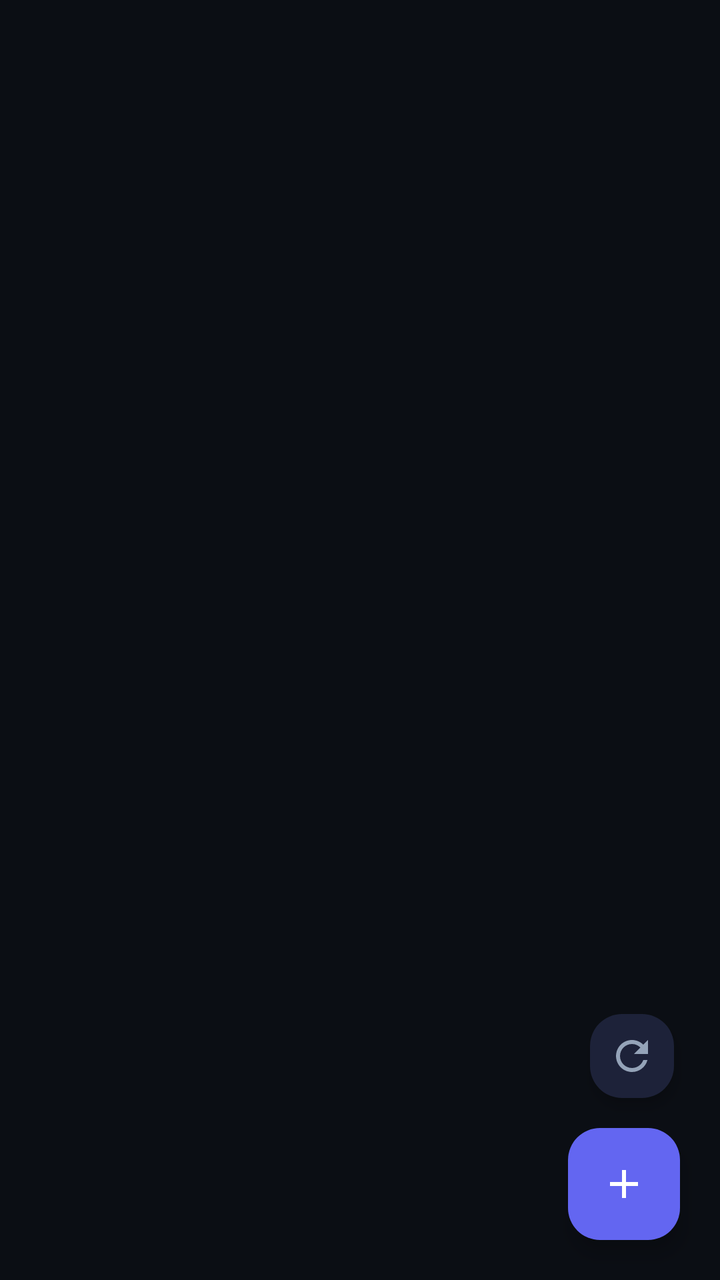
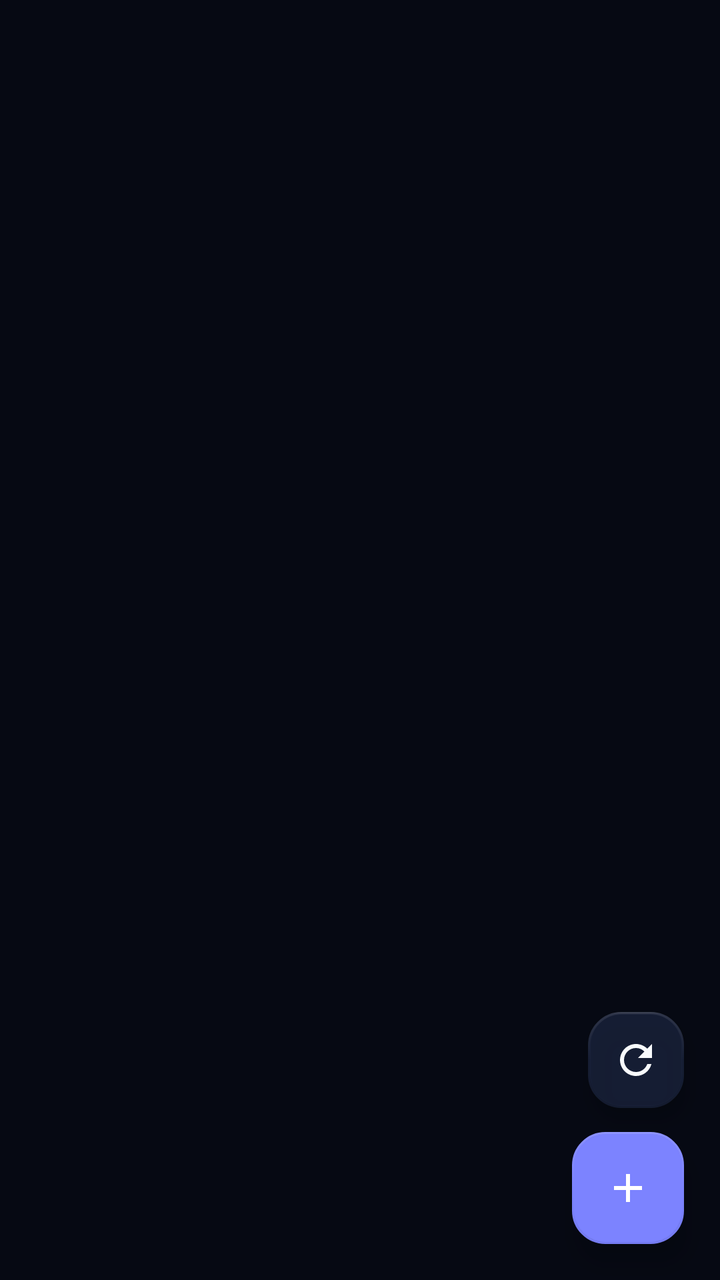

Compare the two renders of this Android layout. The source of the first and the diff that turns it into the second are given below.
<!-- AndroidManifest.xml: application theme Theme.PersonaNet -->
<!-- res/layout/fragment_feed.xml -->
<?xml version="1.0" encoding="utf-8"?>
<androidx.constraintlayout.widget.ConstraintLayout xmlns:android="http://schemas.android.com/apk/res/android"
    xmlns:app="http://schemas.android.com/apk/res-auto"
    android:layout_width="match_parent"
    android:layout_height="match_parent"
    android:background="@color/bg_midnight">

    
    <LinearLayout
        android:id="@+id/layout_debug_mode_banner"
        android:layout_width="0dp"
        android:layout_height="wrap_content"
        android:background="@color/amber_warning"
        android:clickable="true"
        android:focusable="true"
        android:gravity="center"
        android:orientation="horizontal"
        android:paddingHorizontal="12dp"
        android:paddingVertical="6dp"
        android:visibility="gone"
        app:layout_constraintEnd_toEndOf="parent"
        app:layout_constraintStart_toStartOf="parent"
        app:layout_constraintTop_toTopOf="parent">

        <ImageView
            android:layout_width="16dp"
            android:layout_height="16dp"
            android:contentDescription="Debug Banner"
            android:src="@drawable/ic_bug"
            app:tint="@color/bg_midnight" />

        <TextView
            android:layout_width="wrap_content"
            android:layout_height="wrap_content"
            android:layout_marginStart="8dp"
            android:text="@string/debug_mode_active_banner"
            android:textColor="@color/bg_midnight"
            android:textSize="12sp"
            android:textStyle="bold" />
    </LinearLayout>

    <androidx.recyclerview.widget.RecyclerView
        android:id="@+id/recycler_feed"
        android:layout_width="0dp"
        android:layout_height="0dp"
        android:clipToPadding="false"
        android:paddingBottom="88dp"
        android:paddingTop="8dp"
        app:layout_constraintBottom_toBottomOf="parent"
        app:layout_constraintEnd_toEndOf="parent"
        app:layout_constraintStart_toStartOf="parent"
        app:layout_constraintTop_toBottomOf="@id/layout_debug_mode_banner" />

    
    <LinearLayout
        android:id="@+id/layout_empty_feed"
        android:layout_width="0dp"
        android:layout_height="wrap_content"
        android:gravity="center"
        android:orientation="vertical"
        android:padding="32dp"
        android:visibility="gone"
        app:layout_constraintBottom_toBottomOf="parent"
        app:layout_constraintEnd_toEndOf="parent"
        app:layout_constraintStart_toStartOf="parent"
        app:layout_constraintTop_toTopOf="parent">

        <ImageView
            android:layout_width="80dp"
            android:layout_height="80dp"
            android:contentDescription="@string/empty_feed_title"
            android:src="@drawable/ic_feed"
            app:tint="@color/indigo_primary" />

        <TextView
            android:layout_width="wrap_content"
            android:layout_height="wrap_content"
            android:layout_marginTop="16dp"
            android:text="@string/empty_feed_title"
            android:textColor="@color/text_primary"
            android:textSize="20sp"
            android:textStyle="bold" />

        <TextView
            android:layout_width="wrap_content"
            android:layout_height="wrap_content"
            android:layout_marginTop="8dp"
            android:gravity="center"
            android:text="@string/empty_feed_subtitle"
            android:textColor="@color/text_secondary"
            android:textSize="14sp" />

        <com.google.android.material.button.MaterialButton
            android:id="@+id/btn_empty_create_persona"
            android:layout_width="wrap_content"
            android:layout_height="wrap_content"
            android:layout_marginTop="20dp"
            android:backgroundTint="@color/indigo_primary"
            android:text="@string/create_persona"
            android:textColor="@color/white"
            app:cornerRadius="12dp" />
    </LinearLayout>

    
    <com.google.android.material.floatingactionbutton.FloatingActionButton
        android:id="@+id/fab_go_to_top"
        android:layout_width="wrap_content"
        android:layout_height="wrap_content"
        android:layout_marginEnd="20dp"
        android:layout_marginBottom="16dp"
        android:backgroundTint="@color/surface_card"
        android:contentDescription="Go to Top"
        android:src="@drawable/ic_arrow_up"
        android:visibility="gone"
        app:elevation="4dp"
        app:fabCustomSize="42dp"
        app:layout_constraintBottom_toTopOf="@id/fab_create_post"
        app:layout_constraintEnd_toEndOf="parent"
        app:tint="@color/indigo_primary" />

    
    <com.google.android.material.floatingactionbutton.FloatingActionButton
        android:id="@+id/fab_refresh_feed"
        android:layout_width="wrap_content"
        android:layout_height="wrap_content"
        android:layout_marginEnd="20dp"
        android:layout_marginBottom="12dp"
        android:backgroundTint="@color/surface_card"
        android:contentDescription="Refresh Feed"
        android:src="@drawable/ic_refresh"
        app:elevation="4dp"
        app:fabCustomSize="42dp"
        app:layout_constraintBottom_toTopOf="@id/fab_go_to_top"
        app:layout_constraintEnd_toEndOf="parent"
        app:tint="@color/text_secondary" />

    <com.google.android.material.floatingactionbutton.FloatingActionButton
        android:id="@+id/fab_create_post"
        android:layout_width="wrap_content"
        android:layout_height="wrap_content"
        android:layout_margin="20dp"
        android:backgroundTint="@color/indigo_primary"
        android:contentDescription="@string/create_post"
        android:src="@drawable/ic_add"
        app:elevation="6dp"
        app:layout_constraintBottom_toBottomOf="parent"
        app:layout_constraintEnd_toEndOf="parent"
        app:tint="@color/white" />

</androidx.constraintlayout.widget.ConstraintLayout>
<!-- resources referenced by this layout -->
<resources>
  <color name="amber_warning">#F59E0B</color>
  <color name="bg_midnight">#0B0E14</color>
  <color name="indigo_primary">#6366F1</color>
  <color name="surface_card">#161B26</color>
  <color name="text_primary">#F1F5F9</color>
  <color name="text_secondary">#94A3B8</color>
  <style name="Theme.PersonaNet" parent="Theme.Material3.DayNight.NoActionBar">
          
          <item name="colorPrimary">@color/indigo_primary</item>
          <item name="colorOnPrimary">@color/white</item>
          <item name="colorPrimaryContainer">@color/surface_elevated</item>
          <item name="colorOnPrimaryContainer">@color/text_primary</item>
          
          <item name="colorSecondary">@color/violet_accent</item>
          <item name="colorOnSecondary">@color/white</item>
  
          
          <item name="android:windowBackground">@color/bg_midnight</item>
          <item name="colorSurface">@color/surface_card</item>
          <item name="colorOnSurface">@color/text_primary</item>
          <item name="colorSurfaceVariant">@color/surface_elevated</item>
          <item name="colorOnSurfaceVariant">@color/text_secondary</item>
  
          
          <item name="android:statusBarColor">@color/bg_midnight</item>
          <item name="android:navigationBarColor">@color/bg_midnight</item>
          <item name="android:windowLightStatusBar">false</item>
          <item name="android:windowLightNavigationBar">false</item>
  
          <item name="android:textColorPrimary">@color/text_primary</item>
          <item name="android:textColorSecondary">@color/text_secondary</item>
      </style>
  <color name="surface_elevated">#1F2637</color>
  <color name="violet_accent">#8B5CF6</color>
  <!-- unchanged entries left out for length: 11 -->
</resources>

<!-- the commit's change to res/layout/fragment_feed.xml (unified diff, before → after) -->
@@ -3,20 +3,23 @@
     xmlns:app="http://schemas.android.com/apk/res-auto"
     android:layout_width="match_parent"
     android:layout_height="match_parent"
-    android:background="@color/bg_midnight">
+    android:background="@android:color/transparent">
 
     
     <LinearLayout
         android:id="@+id/layout_debug_mode_banner"
         android:layout_width="0dp"
         android:layout_height="wrap_content"
-        android:background="@color/amber_warning"
+        android:layout_marginHorizontal="12dp"
+        android:layout_marginTop="8dp"
+        android:background="@drawable/bg_glass_debug_banner"
         android:clickable="true"
         android:focusable="true"
         android:gravity="center"
+        android:minHeight="40dp"
         android:orientation="horizontal"
-        android:paddingHorizontal="12dp"
-        android:paddingVertical="6dp"
+        android:paddingHorizontal="14dp"
+        android:paddingVertical="8dp"
         android:visibility="gone"
         app:layout_constraintEnd_toEndOf="parent"
         app:layout_constraintStart_toStartOf="parent"
@@ -25,16 +28,16 @@
         <ImageView
             android:layout_width="16dp"
             android:layout_height="16dp"
-            android:contentDescription="Debug Banner"
+            android:contentDescription="@string/debug_mode_active_banner"
             android:src="@drawable/ic_bug"
-            app:tint="@color/bg_midnight" />
+            app:tint="@color/amber_warning" />
 
         <TextView
             android:layout_width="wrap_content"
             android:layout_height="wrap_content"
             android:layout_marginStart="8dp"
             android:text="@string/debug_mode_active_banner"
-            android:textColor="@color/bg_midnight"
+            android:textColor="@color/amber_warning"
             android:textSize="12sp"
             android:textStyle="bold" />
     </LinearLayout>
@@ -44,8 +47,8 @@
         android:layout_width="0dp"
         android:layout_height="0dp"
         android:clipToPadding="false"
-        android:paddingBottom="88dp"
         android:paddingTop="8dp"
+        android:paddingBottom="96dp"
         app:layout_constraintBottom_toBottomOf="parent"
         app:layout_constraintEnd_toEndOf="parent"
         app:layout_constraintStart_toStartOf="parent"
@@ -56,21 +59,31 @@
         android:id="@+id/layout_empty_feed"
         android:layout_width="0dp"
         android:layout_height="wrap_content"
+        android:layout_marginHorizontal="24dp"
+        android:background="@drawable/bg_glass_card"
         android:gravity="center"
         android:orientation="vertical"
-        android:padding="32dp"
+        android:padding="28dp"
         android:visibility="gone"
         app:layout_constraintBottom_toBottomOf="parent"
         app:layout_constraintEnd_toEndOf="parent"
         app:layout_constraintStart_toStartOf="parent"
-        app:layout_constraintTop_toTopOf="parent">
+        app:layout_constraintTop_toTopOf="parent"
+        app:layout_constraintWidth_max="460dp">
 
-        <ImageView
-            android:layout_width="80dp"
-            android:layout_height="80dp"
-            android:contentDescription="@string/empty_feed_title"
-            android:src="@drawable/ic_feed"
-            app:tint="@color/indigo_primary" />
+        <FrameLayout
+            android:layout_width="76dp"
+            android:layout_height="76dp"
+            android:background="@drawable/bg_glass_avatar_ring">
+
+            <ImageView
+                android:layout_width="36dp"
+                android:layout_height="36dp"
+                android:layout_gravity="center"
+                android:contentDescription="@string/empty_feed_title"
+                android:src="@drawable/ic_feed"
+                app:tint="@color/indigo_primary" />
+        </FrameLayout>
 
         <TextView
             android:layout_width="wrap_content"
@@ -86,19 +99,19 @@
             android:layout_height="wrap_content"
             android:layout_marginTop="8dp"
             android:gravity="center"
+            android:lineSpacingExtra="3dp"
             android:text="@string/empty_feed_subtitle"
             android:textColor="@color/text_secondary"
             android:textSize="14sp" />
 
         <com.google.android.material.button.MaterialButton
             android:id="@+id/btn_empty_create_persona"
+            style="@style/Widget.PersonaNet.GlassButton.Primary"
             android:layout_width="wrap_content"
-            android:layout_height="wrap_content"
+            android:layout_height="48dp"
             android:layout_marginTop="20dp"
-            android:backgroundTint="@color/indigo_primary"
-            android:text="@string/create_persona"
-            android:textColor="@color/white"
-            app:cornerRadius="12dp" />
+            android:paddingHorizontal="24dp"
+            android:text="@string/create_persona" />
     </LinearLayout>
 
     
@@ -106,16 +119,18 @@
         android:id="@+id/fab_go_to_top"
         android:layout_width="wrap_content"
         android:layout_height="wrap_content"
-        android:layout_marginEnd="20dp"
-        android:layout_marginBottom="16dp"
-        android:backgroundTint="@color/surface_card"
-        android:contentDescription="Go to Top"
+        android:layout_marginEnd="18dp"
+        android:layout_marginBottom="14dp"
+        android:contentDescription="@string/go_to_top"
         android:src="@drawable/ic_arrow_up"
         android:visibility="gone"
-        app:elevation="4dp"
-        app:fabCustomSize="42dp"
+        app:backgroundTint="@color/surface_elevated"
+        app:borderWidth="1dp"
+        app:elevation="6dp"
+        app:fabCustomSize="48dp"
         app:layout_constraintBottom_toTopOf="@id/fab_create_post"
         app:layout_constraintEnd_toEndOf="parent"
+        app:rippleColor="@color/ripple_accent"
         app:tint="@color/indigo_primary" />
 
     
@@ -123,28 +138,33 @@
         android:id="@+id/fab_refresh_feed"
         android:layout_width="wrap_content"
         android:layout_height="wrap_content"
-        android:layout_marginEnd="20dp"
+        android:layout_marginEnd="18dp"
         android:layout_marginBottom="12dp"
-        android:backgroundTint="@color/surface_card"
-        android:contentDescription="Refresh Feed"
+        android:contentDescription="@string/refresh_feed"
         android:src="@drawable/ic_refresh"
-        app:elevation="4dp"
-        app:fabCustomSize="42dp"
+        app:backgroundTint="@color/surface_elevated"
+        app:borderWidth="1dp"
+        app:elevation="6dp"
+        app:fabCustomSize="48dp"
         app:layout_constraintBottom_toTopOf="@id/fab_go_to_top"
         app:layout_constraintEnd_toEndOf="parent"
-        app:tint="@color/text_secondary" />
+        app:rippleColor="@color/ripple_color"
+        app:tint="@color/text_primary" />
 
+    
     <com.google.android.material.floatingactionbutton.FloatingActionButton
         android:id="@+id/fab_create_post"
         android:layout_width="wrap_content"
         android:layout_height="wrap_content"
-        android:layout_margin="20dp"
-        android:backgroundTint="@color/indigo_primary"
+        android:layout_margin="18dp"
         android:contentDescription="@string/create_post"
         android:src="@drawable/ic_add"
-        app:elevation="6dp"
+        app:backgroundTint="@color/indigo_primary"
+        app:borderWidth="1dp"
+        app:elevation="8dp"
         app:layout_constraintBottom_toBottomOf="parent"
         app:layout_constraintEnd_toEndOf="parent"
+        app:rippleColor="@color/ripple_color"
         app:tint="@color/white" />
 
 </androidx.constraintlayout.widget.ConstraintLayout>
<!-- resource entries referenced after the edit -->
@@ -1,20 +1,193 @@
 <!-- resources referenced by this layout -->
 <resources>
-  <color name="amber_warning">#F59E0B</color>
-  <color name="bg_midnight">#0B0E14</color>
-  <color name="indigo_primary">#6366F1</color>
-  <color name="surface_card">#161B26</color>
-  <color name="text_primary">#F1F5F9</color>
-  <color name="text_secondary">#94A3B8</color>
+  <color name="amber_warning">#FBBF24</color>
+  <color name="bg_midnight">#060913</color>
+  <color name="text_tertiary">#7C8CA6</color>
+  <style name="Theme.PersonaNet.AlertDialog" parent="ThemeOverlay.Material3.MaterialAlertDialog">
+          <item name="android:windowBackground">@drawable/bg_glass_dialog</item>
+          <item name="android:windowAnimationStyle">@style/GlassDialogAnimation</item>
+          <item name="android:backgroundDimAmount">0.60</item>
+          <item name="colorSurface">@color/glass_surface_dialog</item>
+          <item name="colorOnSurface">@color/text_primary</item>
+          <item name="colorPrimary">@color/indigo_primary</item>
+          <item name="buttonBarPositiveButtonStyle">@style/Widget.PersonaNet.DialogButton.Positive</item>
+          <item name="buttonBarNegativeButtonStyle">@style/Widget.PersonaNet.DialogButton.Negative</item>
+          <item name="buttonBarNeutralButtonStyle">@style/Widget.PersonaNet.DialogButton.Negative</item>
+      </style>
+  <dimen name="glass_radius_button">16dp</dimen>
+  <color name="glass_border_subtle">#1AFFFFFF</color>
+  <!-- drawable bg_glass_dialog (drawable) -->
+  <?xml version="1.0" encoding="utf-8"?>
+  <layer-list xmlns:android="http://schemas.android.com/apk/res/android">
+      <item>
+          <shape android:shape="rectangle">
+              <solid android:color="@color/glass_surface_dialog" />
+              <corners android:radius="@dimen/glass_radius_dialog" />
+              <stroke
+                  android:width="1dp"
+                  android:color="@color/glass_border_bright" />
+          </shape>
+      </item>
+      <item
+          android:left="1dp"
+          android:right="1dp"
+          android:top="1dp"
+          android:bottom="1dp">
+          <shape android:shape="rectangle">
+              <gradient
+                  android:angle="270"
+                  android:startColor="#26FFFFFF"
+                  android:centerColor="#08FFFFFF"
+                  android:endColor="@color/glass_sheen_none"
+                  android:type="linear" />
+              <corners android:radius="25dp" />
+          </shape>
+      </item>
+  </layer-list>
+  <style name="GlassDialogAnimation">
+          <item name="android:windowEnterAnimation">@anim/glass_dialog_in</item>
+          <item name="android:windowExitAnimation">@anim/glass_dialog_out</item>
+      </style>
+  <color name="glass_surface_dialog">#EB11182B</color>
+  <style name="Widget.PersonaNet.DialogButton.Positive" parent="Widget.Material3.Button.TextButton.Dialog">
+          <item name="android:textColor">@color/indigo_primary</item>
+          <item name="android:textStyle">bold</item>
+          <item name="rippleColor">@color/ripple_accent</item>
+      </style>
+  <style name="Widget.PersonaNet.DialogButton.Negative" parent="Widget.Material3.Button.TextButton.Dialog">
+          <item name="android:textColor">@color/text_secondary</item>
+          <item name="rippleColor">@color/ripple_color</item>
+      </style>
+  <dimen name="glass_radius_dialog">26dp</dimen>
+  <color name="indigo_primary">#7C83FF</color>
+  <color name="ripple_accent">#407C83FF</color>
+  <color name="ripple_color">#38FFFFFF</color>
+  <color name="surface_card">#B311182B</color>
+  <dimen name="glass_radius_card">22dp</dimen>
+  <dimen name="glass_stroke_width">1dp</dimen>
+  <color name="border_divider">#29FFFFFF</color>
+  <color name="glass_sheen_none">#00FFFFFF</color>
+  <color name="amber_glow">#29FBBF24</color>
+  <!-- drawable bg_glass_button_primary (drawable) -->
+  <?xml version="1.0" encoding="utf-8"?>
+  <selector xmlns:android="http://schemas.android.com/apk/res/android">
+      <item android:state_enabled="false">
+          <shape android:shape="rectangle">
+              <solid android:color="#337C83FF" />
+              <corners android:radius="@dimen/glass_radius_button" />
+              <stroke
+                  android:width="1dp"
+                  android:color="@color/glass_border_subtle" />
+          </shape>
+      </item>
+      <item>
+          <ripple android:color="@color/ripple_color">
+              <item>
+                  <layer-list>
+                      <item>
+                          <shape android:shape="rectangle">
+                              <gradient
+                                  android:angle="315"
+                                  android:startColor="#E66870FF"
+                                  android:centerColor="#E65558E6"
+                                  android:endColor="#E67C5CE6"
+                                  android:type="linear" />
+                              <corners android:radius="@dimen/glass_radius_button" />
+                              <stroke
+                                  android:width="1dp"
+                                  android:color="#66FFFFFF" />
+                          </shape>
+                      </item>
+                      <item android:left="1dp" android:right="1dp" android:top="1dp" android:bottom="1dp">
+                          <shape android:shape="rectangle">
+                              <gradient
+                                  android:angle="270"
+                                  android:startColor="#30FFFFFF"
+                                  android:endColor="@color/glass_sheen_none"
+                                  android:type="linear" />
+                              <corners android:radius="15dp" />
+                          </shape>
+                      </item>
+                  </layer-list>
+              </item>
+          </ripple>
+      </item>
+  </selector>
+  <color name="text_primary">#F8FAFC</color>
+  <color name="text_secondary">#B4C2D8</color>
+  <!-- drawable bg_glass_avatar_ring (drawable) -->
+  <?xml version="1.0" encoding="utf-8"?>
+  <shape xmlns:android="http://schemas.android.com/apk/res/android"
+      android:shape="oval">
+      <solid android:color="@color/surface_elevated" />
+      <stroke
+          android:width="1.5dp"
+          android:color="@color/glass_border_bright" />
+  </shape>
+  <!-- drawable bg_glass_card (drawable) -->
+  <?xml version="1.0" encoding="utf-8"?>
+  <layer-list xmlns:android="http://schemas.android.com/apk/res/android">
+      
+      <item>
+          <shape android:shape="rectangle">
+              <solid android:color="@color/surface_card" />
+              <corners android:radius="@dimen/glass_radius_card" />
+              <stroke
+                  android:width="@dimen/glass_stroke_width"
+                  android:color="@color/border_divider" />
+          </shape>
+      </item>
+      
+      <item
+          android:left="1dp"
+          android:right="1dp"
+          android:top="1dp"
+          android:bottom="1dp">
+          <shape android:shape="rectangle">
+              <gradient
+                  android:angle="270"
+                  android:startColor="#1CFFFFFF"
+                  android:centerColor="#05FFFFFF"
+                  android:endColor="@color/glass_sheen_none"
+                  android:type="linear" />
+              <corners android:radius="21dp" />
+          </shape>
+      </item>
+  </layer-list>
+  <!-- drawable bg_glass_debug_banner (drawable) -->
+  <?xml version="1.0" encoding="utf-8"?>
+  <shape xmlns:android="http://schemas.android.com/apk/res/android"
+      android:shape="rectangle">
+      <solid android:color="@color/amber_glow" />
+      <corners android:radius="14dp" />
+      <stroke
+          android:width="1dp"
+          android:color="#66FBBF24" />
+  </shape>
+  <string name="go_to_top">Go to Top</string>
+  <string name="refresh_feed">Refresh Feed</string>
+  <style name="Widget.PersonaNet.GlassButton.Primary" parent="Widget.Material3.Button">
+          <item name="backgroundTint">@null</item>
+          <item name="android:background">@drawable/bg_glass_button_primary</item>
+          <item name="android:textColor">@color/white</item>
+          <item name="android:textStyle">bold</item>
+          <item name="android:letterSpacing">0.01</item>
+          <item name="android:minHeight">48dp</item>
+          <item name="android:insetTop">0dp</item>
+          <item name="android:insetBottom">0dp</item>
+          <item name="rippleColor">@color/ripple_color</item>
+      </style>
   <style name="Theme.PersonaNet" parent="Theme.Material3.DayNight.NoActionBar">
           
           <item name="colorPrimary">@color/indigo_primary</item>
           <item name="colorOnPrimary">@color/white</item>
           <item name="colorPrimaryContainer">@color/surface_elevated</item>
           <item name="colorOnPrimaryContainer">@color/text_primary</item>
-          
+  
           <item name="colorSecondary">@color/violet_accent</item>
           <item name="colorOnSecondary">@color/white</item>
+          <item name="colorSecondaryContainer">@color/indigo_glow</item>
+          <item name="colorOnSecondaryContainer">@color/text_primary</item>
   
           
           <item name="android:windowBackground">@color/bg_midnight</item>
@@ -22,18 +195,29 @@
           <item name="colorOnSurface">@color/text_primary</item>
           <item name="colorSurfaceVariant">@color/surface_elevated</item>
           <item name="colorOnSurfaceVariant">@color/text_secondary</item>
-  
-          
-          <item name="android:statusBarColor">@color/bg_midnight</item>
-          <item name="android:navigationBarColor">@color/bg_midnight</item>
+          <item name="colorOutline">@color/border_divider</item>
+          <item name="colorControlHighlight">@color/ripple_color</item>
+  
+          
+          <item name="android:statusBarColor">@android:color/transparent</item>
+          <item name="android:navigationBarColor">@android:color/transparent</item>
           <item name="android:windowLightStatusBar">false</item>
           <item name="android:windowLightNavigationBar">false</item>
+          <item name="android:enforceNavigationBarContrast">false</item>
+          <item name="android:enforceStatusBarContrast">false</item>
   
           <item name="android:textColorPrimary">@color/text_primary</item>
           <item name="android:textColorSecondary">@color/text_secondary</item>
-      </style>
-  <color name="surface_elevated">#1F2637</color>
-  <color name="violet_accent">#8B5CF6</color>
+          <item name="android:textColorHint">@color/text_tertiary</item>
+  
+          
+          <item name="alertDialogTheme">@style/Theme.PersonaNet.AlertDialog</item>
+          <item name="materialAlertDialogTheme">@style/Theme.PersonaNet.AlertDialog</item>
+      </style>
+  <color name="glass_border_bright">#40FFFFFF</color>
+  <color name="surface_elevated">#CC19223B</color>
+  <color name="violet_accent">#A78BFA</color>
+  <color name="indigo_glow">#387C83FF</color>
   <!-- unchanged entries left out for length: 11 -->
 </resources>
 
